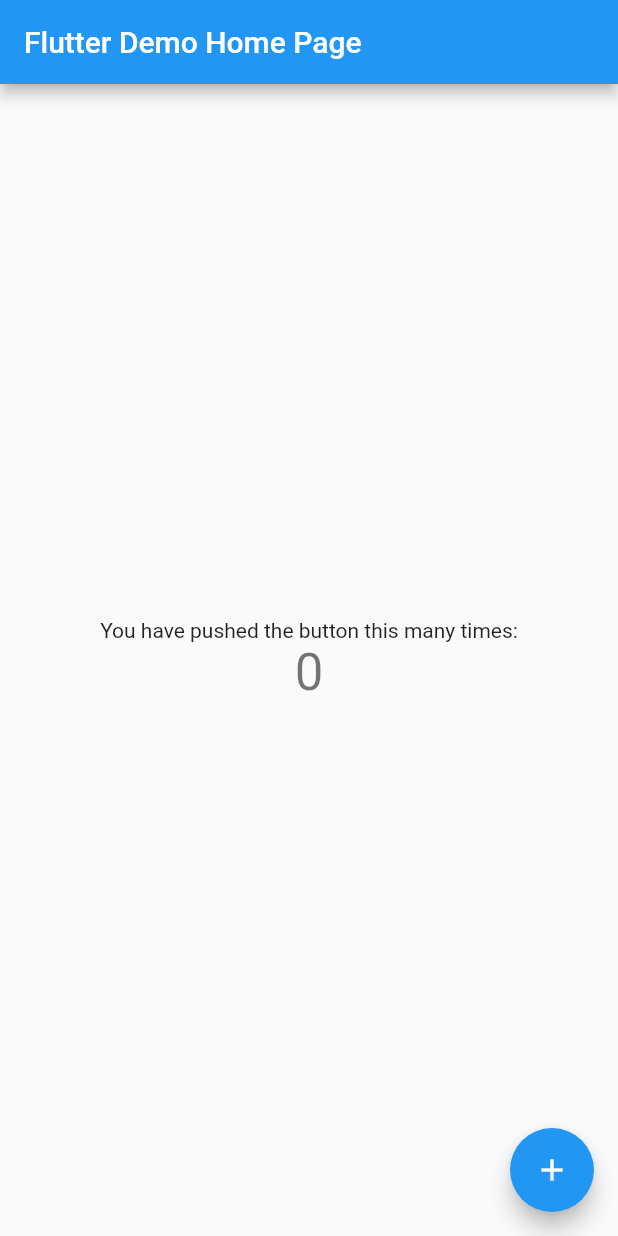
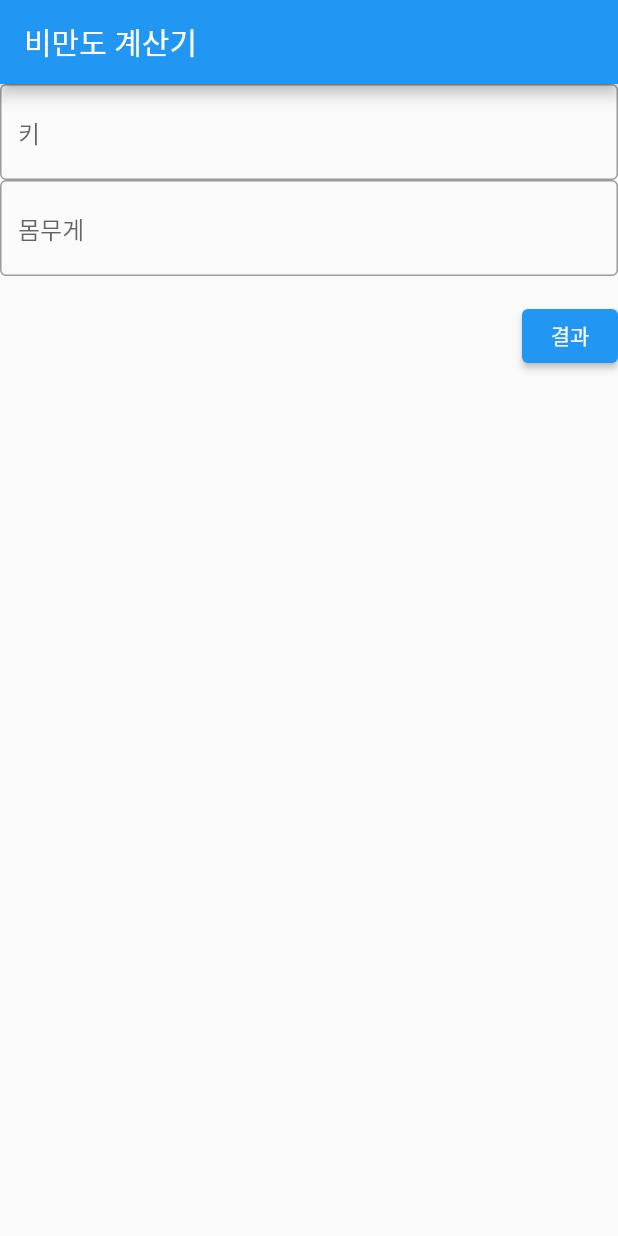
Before and after one commit to ottogi99/obesity_calculator, a Flutter app: the screen it shows after launch, on a phone screen of 412 x 824 dp. Run offline on Flutter 3.47's test engine with Material 2 defaults, Android fonts, the phone set to English and light mode, and no system bars.

```diff
--- a/lib/main.dart
+++ b/lib/main.dart
@@ -13,103 +13,169 @@ class MyApp extends StatelessWidget {
     return MaterialApp(
       title: 'Flutter Demo',
       theme: ThemeData(
-        // This is the theme of your application.
-        //
-        // Try running your application with "flutter run". You'll see the
-        // application has a blue toolbar. Then, without quitting the app, try
-        // changing the primarySwatch below to Colors.green and then invoke
-        // "hot reload" (press "r" in the console where you ran "flutter run",
-        // or simply save your changes to "hot reload" in a Flutter IDE).
-        // Notice that the counter didn't reset back to zero; the application
-        // is not restarted.
         primarySwatch: Colors.blue,
       ),
-      home: const MyHomePage(title: 'Flutter Demo Home Page'),
+      home: BmiMain(),
     );
   }
 }
 
-class MyHomePage extends StatefulWidget {
-  const MyHomePage({Key? key, required this.title}) : super(key: key);
-
-  // This widget is the home page of your application. It is stateful, meaning
-  // that it has a State object (defined below) that contains fields that affect
-  // how it looks.
-
-  // This class is the configuration for the state. It holds the values (in this
-  // case the title) provided by the parent (in this case the App widget) and
-  // used by the build method of the State. Fields in a Widget subclass are
-  // always marked "final".
-
-  final String title;
+class BmiMain extends StatefulWidget {
+  const BmiMain({Key? key}) : super(key: key);
 
   @override
-  State<MyHomePage> createState() => _MyHomePageState();
+  State<BmiMain> createState() => _BmiMainState();
 }
 
-class _MyHomePageState extends State<MyHomePage> {
-  int _counter = 0;
+class _BmiMainState extends State<BmiMain> {
+  final _formKey = GlobalKey<FormState>();
+  final _heightController = TextEditingController();
+  final _weightController = TextEditingController();
 
-  void _incrementCounter() {
-    setState(() {
-      // This call to setState tells the Flutter framework that something has
-      // changed in this State, which causes it to rerun the build method below
-      // so that the display can reflect the updated values. If we changed
-      // _counter without calling setState(), then the build method would not be
-      // called again, and so nothing would appear to happen.
-      _counter++;
-    });
+  @override
+  void dispose() {
+    _heightController.dispose();
+    _weightController.dispose();
+    super.dispose();
   }
 
   @override
   Widget build(BuildContext context) {
-    // This method is rerun every time setState is called, for instance as done
-    // by the _incrementCounter method above.
-    //
-    // The Flutter framework has been optimized to make rerunning build methods
-    // fast, so that you can just rebuild anything that needs updating rather
-    // than having to individually change instances of widgets.
     return Scaffold(
       appBar: AppBar(
-        // Here we take the value from the MyHomePage object that was created by
-        // the App.build method, and use it to set our appbar title.
-        title: Text(widget.title),
+        title: Text("비만도 계산기"),
       ),
-      body: Center(
-        // Center is a layout widget. It takes a single child and positions it
-        // in the middle of the parent.
+      body: Form(
+        key: _formKey,
         child: Column(
-          // Column is also a layout widget. It takes a list of children and
-          // arranges them vertically. By default, it sizes itself to fit its
-          // children horizontally, and tries to be as tall as its parent.
-          //
-          // Invoke "debug painting" (press "p" in the console, choose the
-          // "Toggle Debug Paint" action from the Flutter Inspector in Android
-          // Studio, or the "Toggle Debug Paint" command in Visual Studio Code)
-          // to see the wireframe for each widget.
-          //
-          // Column has various properties to control how it sizes itself and
-          // how it positions its children. Here we use mainAxisAlignment to
-          // center the children vertically; the main axis here is the vertical
-          // axis because Columns are vertical (the cross axis would be
-          // horizontal).
-          mainAxisAlignment: MainAxisAlignment.center,
-          children: <Widget>[
-            const Text(
-              'You have pushed the button this many times:',
+          children: [
+            TextFormField(
+              controller: _heightController,
+              validator: (value) {
+                value = value ?? '';
+                if (value.trim().isEmpty) {
+                  return '키를 입력하세요';
+                }
+              },
+              decoration: InputDecoration(
+                border: OutlineInputBorder(),
+                hintText: '키',
+              ),
+              keyboardType: TextInputType.number,
             ),
-            Text(
-              '$_counter',
-              style: Theme.of(context).textTheme.headline4,
+            TextFormField(
+              controller: _weightController,
+              validator: (value) {
+                value = value ?? '';
+                if (value.trim().isEmpty) {
+                  return '몸무게를 입력하세요';
+                }
+              },
+              decoration: InputDecoration(
+                border: OutlineInputBorder(),
+                hintText: '몸무게',
+              ),
+              keyboardType: TextInputType.number,
             ),
+            Container(
+              margin: EdgeInsets.only(top: 16.0),
+              alignment: Alignment.centerRight,
+              child: ElevatedButton(
+                onPressed: () {
+                  if (_formKey.currentState?.validate() ?? false) {
+                    // 검증시 처리
+                    Navigator.push(
+                      context,
+                      MaterialPageRoute(
+                        builder: (context) => BmiResult(
+                          double.parse(_heightController.text.trim()),
+                          double.parse(_weightController.text.trim()),
+                        ),
+                      ),
+                    );
+                  }
+                },
+                child: Text("결과"),
+              ),
+            )
           ],
         ),
       ),
-      floatingActionButton: FloatingActionButton(
-        onPressed: _incrementCounter,
-        tooltip: 'Increment',
-        child: const Icon(Icons.add),
-      ), // This trailing comma makes auto-formatting nicer for build methods.
     );
   }
 }
+
+class BmiResult extends StatelessWidget {
+  final double height;
+  final double weight;
+
+  // const BmiResult({Key? key, required this.height, required this.weight})
+  //     : super(key: key);
+
+  const BmiResult(this.height, this.weight);
+
+  @override
+  Widget build(BuildContext context) {
+    final bmi = weight / ((height / 100) * (height / 100));
+    print('bmi : $bmi');
+
+    return Scaffold(
+      appBar: AppBar(
+        title: Text("비만도 계산기"),
+      ),
+      body: Center(
+        child: Column(
+          mainAxisAlignment: MainAxisAlignment.center,
+          children: [
+            Text(
+              _calcBmi(bmi),
+              style: TextStyle(fontSize: 36),
+            ),
+            SizedBox(
+              height: 16,
+            ),
+            _buildIcon(bmi),
+          ],
+        ),
+      ),
+    );
+  }
+
+  String _calcBmi(double bmi) {
+    var result = '저체중';
+    if (bmi >= 35) {
+      result = '고도 비만';
+    } else if (bmi >= 30) {
+      result = '2단계 비만';
+    } else if (bmi >= 25) {
+      result = '1단계 비만';
+    } else if (bmi >= 23) {
+      result = '과체중';
+    } else if (bmi >= 18.5) {
+      result = '정상';
+    }
+    return result;
+  }
+
+  Widget _buildIcon(double bmi) {
+    if (bmi >= 23) {
+      return Icon(
+        Icons.sentiment_very_dissatisfied,
+        color: Colors.red,
+        size: 100,
+      );
+    } else if (bmi >= 18.5) {
+      return Icon(
+        Icons.sentiment_satisfied,
+        color: Colors.green,
+        size: 100,
+      );
+    } else {
+      return Icon(
+        Icons.sentiment_dissatisfied,
+        color: Colors.red,
+        size: 100,
+      );
+    }
+  }
+}
```
